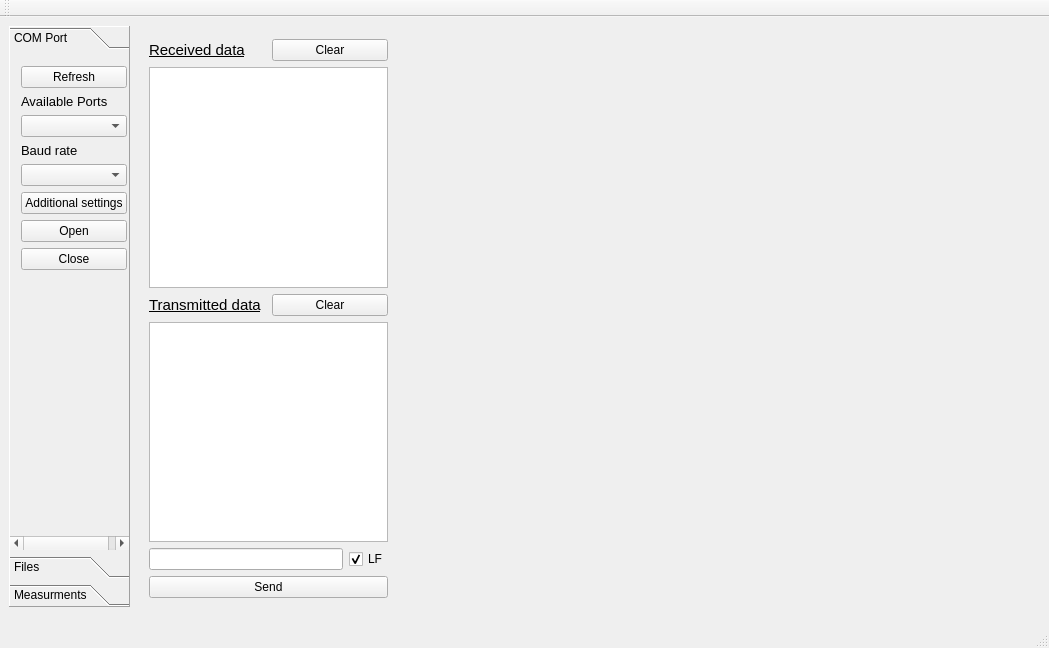
The window that My_COM_Port/mainwindow.ui (zaznov/IBIS-Test) describes before a commit, drawn with Qt 5.
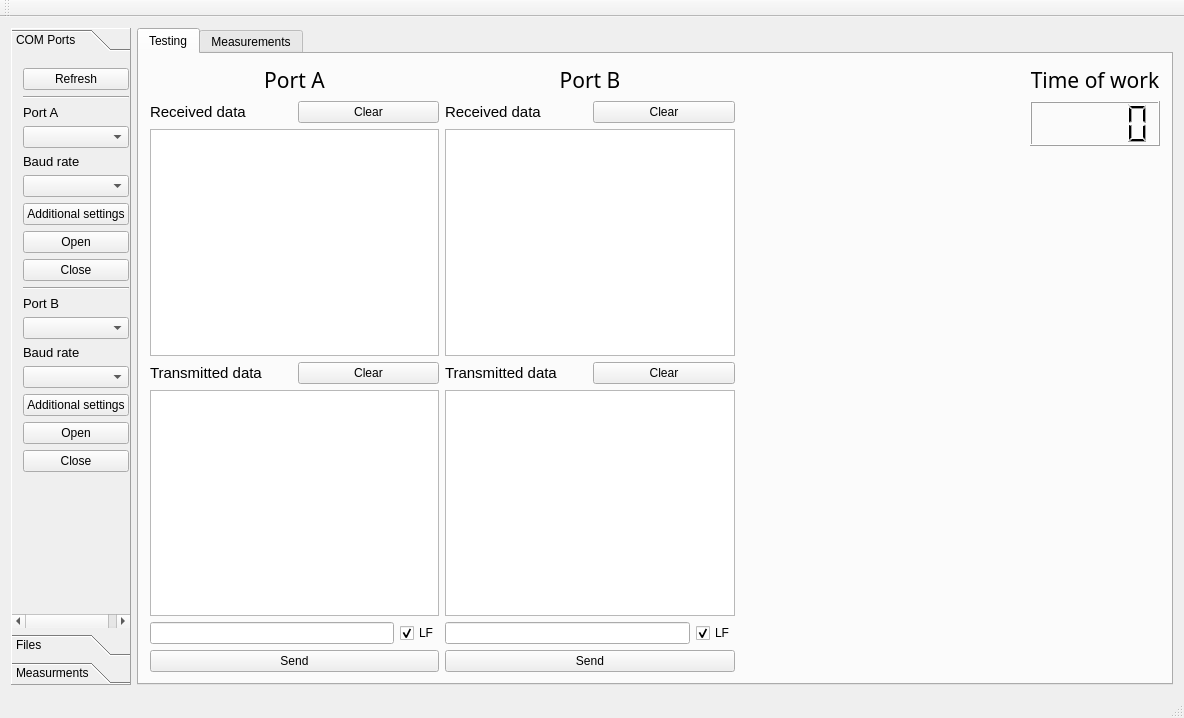
The same window after the commit. The open tabs and pages were chosen to show the change. Custom widgets are drawn as their Qt base class.

Commit message: Second serial port is added; basic qcustomplot

```diff
--- a/My_COM_Port/mainwindow.ui
+++ b/My_COM_Port/mainwindow.ui
@@ -6,22 +6,22 @@
    <rect>
     <x>0</x>
     <y>0</y>
-    <width>1049</width>
-    <height>648</height>
+    <width>1184</width>
+    <height>718</height>
    </rect>
   </property>
   <property name="windowTitle">
    <string>MainWindow</string>
   </property>
   <widget class="QWidget" name="centralWidget">
+   <layout class="QHBoxLayout" name="horizontalLayout_4">
+    <item>
    <widget class="QToolBox" name="toolBox">
-    <property name="geometry">
-     <rect>
-      <x>9</x>
-      <y>9</y>
-      <width>121</width>
-      <height>581</height>
-     </rect>
+      <property name="maximumSize">
+       <size>
+        <width>120</width>
+        <height>16777215</height>
+       </size>
     </property>
     <property name="frameShape">
      <enum>QFrame::Panel</enum>
@@ -37,12 +37,12 @@
       <rect>
        <x>0</x>
        <y>0</y>
-       <width>119</width>
-       <height>498</height>
+         <width>118</width>
+         <height>564</height>
       </rect>
      </property>
      <attribute name="label">
-      <string>COM Port</string>
+        <string>COM Ports</string>
      </attribute>
      <layout class="QVBoxLayout" name="verticalLayout">
       <item>
@@ -52,6 +52,13 @@
         </property>
        </widget>
       </item>
+        <item>
+         <widget class="Line" name="line_2">
+          <property name="orientation">
+           <enum>Qt::Horizontal</enum>
+          </property>
+         </widget>
+        </item>
       <item>
        <widget class="QLabel" name="label">
         <property name="font">
@@ -63,7 +70,7 @@
          </font>
         </property>
         <property name="text">
-         <string>Available Ports</string>
+           <string>Port A</string>
         </property>
        </widget>
       </item>
@@ -109,6 +116,70 @@
         </property>
        </widget>
       </item>
+        <item>
+         <widget class="Line" name="line">
+          <property name="orientation">
+           <enum>Qt::Horizontal</enum>
+          </property>
+         </widget>
+        </item>
+        <item>
+         <widget class="QLabel" name="label_7">
+          <property name="font">
+           <font>
+            <pointsize>10</pointsize>
+            <weight>50</weight>
+            <italic>false</italic>
+            <bold>false</bold>
+           </font>
+          </property>
+          <property name="text">
+           <string>Port B</string>
+          </property>
+         </widget>
+        </item>
+        <item>
+         <widget class="QComboBox" name="comboBoxPorts_2"/>
+        </item>
+        <item>
+         <widget class="QLabel" name="label_10">
+          <property name="font">
+           <font>
+            <pointsize>10</pointsize>
+            <weight>50</weight>
+            <italic>false</italic>
+            <bold>false</bold>
+           </font>
+          </property>
+          <property name="text">
+           <string>Baud rate</string>
+          </property>
+         </widget>
+        </item>
+        <item>
+         <widget class="QComboBox" name="comboBoxBaudRate_2"/>
+        </item>
+        <item>
+         <widget class="QPushButton" name="pushAditionalSetings_2">
+          <property name="text">
+           <string>Additional settings</string>
+          </property>
+         </widget>
+        </item>
+        <item>
+         <widget class="QPushButton" name="pushButtonOpenCOM_2">
+          <property name="text">
+           <string>Open</string>
+          </property>
+         </widget>
+        </item>
+        <item>
+         <widget class="QPushButton" name="pushButtonCloseCOM_2">
+          <property name="text">
+           <string>Close</string>
+          </property>
+         </widget>
+        </item>
       <item>
        <spacer name="verticalSpacer">
         <property name="orientation">
@@ -151,16 +222,189 @@
      </attribute>
     </widget>
    </widget>
-   <widget class="QWidget" name="layoutWidget">
-    <property name="geometry">
-     <rect>
-      <x>138</x>
-      <y>11</y>
-      <width>261</width>
-      <height>581</height>
-     </rect>
-    </property>
+    </item>
+    <item>
+     <widget class="QTabWidget" name="tabWidget">
+      <property name="currentIndex">
+       <number>1</number>
+      </property>
+      <widget class="QWidget" name="tab">
+       <attribute name="title">
+        <string>Testing</string>
+       </attribute>
+       <layout class="QGridLayout" name="gridLayout">
+        <item row="0" column="3">
+         <layout class="QVBoxLayout" name="verticalLayout_4">
+          <item>
+           <widget class="QLabel" name="label_11">
+            <property name="font">
+             <font>
+              <family>Imprint MT Shadow</family>
+              <pointsize>16</pointsize>
+              <weight>50</weight>
+              <italic>false</italic>
+              <bold>false</bold>
+             </font>
+            </property>
+            <property name="text">
+             <string>Time of work</string>
+            </property>
+            <property name="alignment">
+             <set>Qt::AlignCenter</set>
+            </property>
+           </widget>
+          </item>
+          <item>
+           <widget class="QLCDNumber" name="lcdNumberTimeTests">
+            <property name="minimumSize">
+             <size>
+              <width>0</width>
+              <height>45</height>
+             </size>
+            </property>
+           </widget>
+          </item>
+          <item>
+           <spacer name="verticalSpacer_2">
+            <property name="orientation">
+             <enum>Qt::Vertical</enum>
+            </property>
+            <property name="sizeHint" stdset="0">
+             <size>
+              <width>20</width>
+              <height>40</height>
+             </size>
+            </property>
+           </spacer>
+          </item>
+         </layout>
+        </item>
+        <item row="0" column="1">
+         <layout class="QVBoxLayout" name="verticalLayout_3">
+          <item>
+           <widget class="QLabel" name="label_9">
+            <property name="font">
+             <font>
+              <family>Imprint MT Shadow</family>
+              <pointsize>16</pointsize>
+              <weight>50</weight>
+              <italic>false</italic>
+              <bold>false</bold>
+             </font>
+            </property>
+            <property name="text">
+             <string>Port B</string>
+            </property>
+            <property name="alignment">
+             <set>Qt::AlignCenter</set>
+            </property>
+           </widget>
+          </item>
+          <item>
+           <layout class="QHBoxLayout" name="horizontalLayout_5">
+            <item>
+             <widget class="QLabel" name="label_5">
+              <property name="font">
+               <font>
+                <pointsize>11</pointsize>
+                <weight>50</weight>
+                <bold>false</bold>
+                <underline>false</underline>
+               </font>
+              </property>
+              <property name="text">
+               <string>Received data</string>
+              </property>
+             </widget>
+            </item>
+            <item>
+             <widget class="QPushButton" name="pushButton_received_clear_2">
+              <property name="text">
+               <string>Clear</string>
+              </property>
+             </widget>
+            </item>
+           </layout>
+          </item>
+          <item>
+           <widget class="QTextEdit" name="textEdit_received_2"/>
+          </item>
+          <item>
+           <layout class="QHBoxLayout" name="horizontalLayout_6">
+            <item>
+             <widget class="QLabel" name="label_6">
+              <property name="font">
+               <font>
+                <pointsize>11</pointsize>
+                <weight>50</weight>
+                <bold>false</bold>
+                <underline>false</underline>
+               </font>
+              </property>
+              <property name="text">
+               <string>Transmitted data</string>
+              </property>
+             </widget>
+            </item>
+            <item>
+             <widget class="QPushButton" name="pushButton__transmitted_clear_2">
+              <property name="text">
+               <string>Clear</string>
+              </property>
+             </widget>
+            </item>
+           </layout>
+          </item>
+          <item>
+           <widget class="QTextEdit" name="textEdit_transmitted_2"/>
+          </item>
+          <item>
+           <layout class="QHBoxLayout" name="horizontalLayout_7">
+            <item>
+             <widget class="QLineEdit" name="lineEdit_write_to_serial_2"/>
+            </item>
+            <item>
+             <widget class="QCheckBox" name="checkBox_LF_2">
+              <property name="text">
+               <string>LF</string>
+              </property>
+              <property name="checked">
+               <bool>true</bool>
+              </property>
+             </widget>
+            </item>
+           </layout>
+          </item>
+          <item>
+           <widget class="QPushButton" name="pushButton_SendSerialB">
+            <property name="text">
+             <string>Send</string>
+            </property>
+           </widget>
+          </item>
+         </layout>
+        </item>
+        <item row="0" column="0">
     <layout class="QVBoxLayout" name="verticalLayout_2">
+          <item>
+           <widget class="QLabel" name="label_8">
+            <property name="font">
+             <font>
+              <family>Imprint MT Shadow</family>
+              <pointsize>16</pointsize>
+              <weight>50</weight>
+              <italic>false</italic>
+              <bold>false</bold>
+             </font>
+            </property>
+            <property name="text">
+             <string>Port A</string>
+            </property>
+            <property name="alignment">
+             <set>Qt::AlignCenter</set>
+            </property>
+           </widget>
+          </item>
      <item>
       <layout class="QHBoxLayout" name="horizontalLayout_3">
        <item>
@@ -170,7 +414,7 @@
            <pointsize>11</pointsize>
            <weight>50</weight>
            <bold>false</bold>
-           <underline>true</underline>
+                <underline>false</underline>
           </font>
          </property>
          <property name="text">
@@ -199,7 +443,7 @@
            <pointsize>11</pointsize>
            <weight>50</weight>
            <bold>false</bold>
-           <underline>true</underline>
+                <underline>false</underline>
           </font>
          </property>
          <property name="text">
@@ -244,7 +488,40 @@
       </widget>
      </item>
     </layout>
-   </widget>
+        </item>
+        <item row="0" column="2">
+         <spacer name="horizontalSpacer">
+          <property name="orientation">
+           <enum>Qt::Horizontal</enum>
+          </property>
+          <property name="sizeHint" stdset="0">
+           <size>
+            <width>40</width>
+            <height>20</height>
+           </size>
+          </property>
+         </spacer>
+        </item>
+       </layout>
+      </widget>
+      <widget class="QWidget" name="tab_2">
+       <attribute name="title">
+        <string>Measurements</string>
+       </attribute>
+       <widget class="QCustomPlot" name="customPlot" native="true">
+        <property name="geometry">
+         <rect>
+          <x>559</x>
+          <y>50</y>
+          <width>401</width>
+          <height>371</height>
+         </rect>
+        </property>
+       </widget>
+      </widget>
+     </widget>
+    </item>
+   </layout>
   </widget>
   <widget class="QMenuBar" name="menuBar">
    <property name="geometry">
@@ -267,6 +544,14 @@
   <widget class="QStatusBar" name="statusBar"/>
  </widget>
  <layoutdefault spacing="6" margin="11"/>
+ <customwidgets>
+  <customwidget>
+   <class>QCustomPlot</class>
+   <extends>QWidget</extends>
+   <header>qcustomplot.h</header>
+   <container>1</container>
+  </customwidget>
+ </customwidgets>
  <resources/>
  <connections/>
 </ui>
```
Left out of the diff: 12 changed lines with no effect on the pictures. Lines whose indentation alone changed are shown as unchanged. The commit also changes 5 other files.
